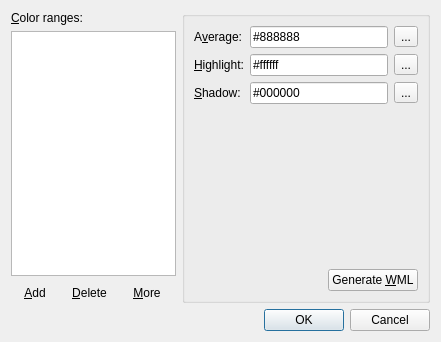
This is src/customranges.ui in irydacea/wespal as Qt 5 draws it before an edit. The edited form follows.
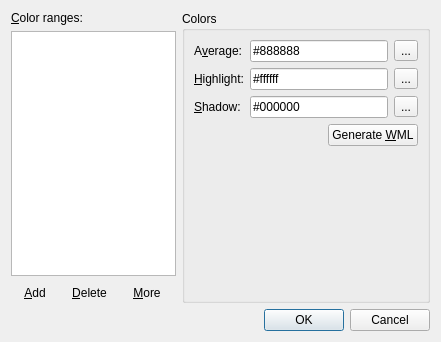
This is the edited form. Icons and pictures are not drawn.

Commit message: custompalettes, customranges: Minor UI rearrangement

Diff of the .ui file:
```diff
--- a/src/customranges.ui
+++ b/src/customranges.ui
@@ -91,7 +91,7 @@
         <string>The average shade of the image's recolored portions.</string>
        </property>
        <property name="title">
-        <string/>
+        <string>Colors</string>
        </property>
        <layout class="QFormLayout" name="formLayout">
         <property name="fieldGrowthPolicy">
@@ -209,19 +209,6 @@
          </layout>
         </item>
         <item row="3" column="1">
-         <spacer name="verticalSpacer">
-          <property name="orientation">
-           <enum>Qt::Vertical</enum>
-          </property>
-          <property name="sizeHint" stdset="0">
-           <size>
-            <width>20</width>
-            <height>40</height>
-           </size>
-          </property>
-         </spacer>
-        </item>
-        <item row="4" column="1">
          <layout class="QHBoxLayout" name="horizontalLayout_6">
           <item>
            <spacer name="horizontalSpacer">
```
Left out of the diff: 16 changed lines with no effect on the pictures. The commit also changes 1 other file.
